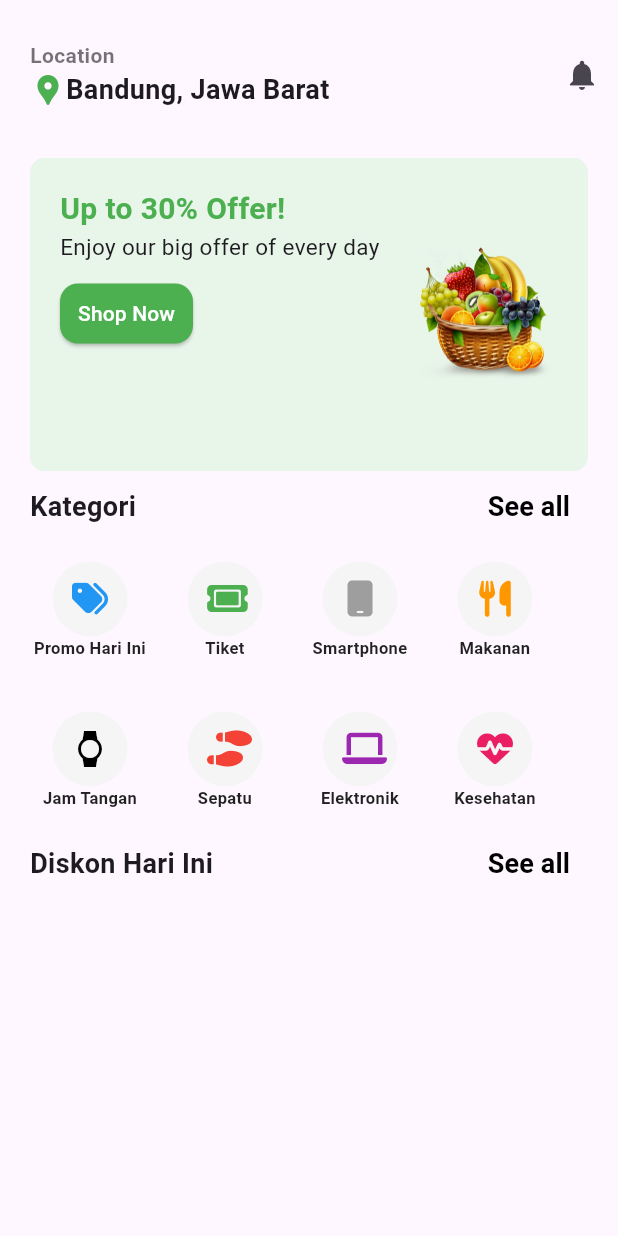
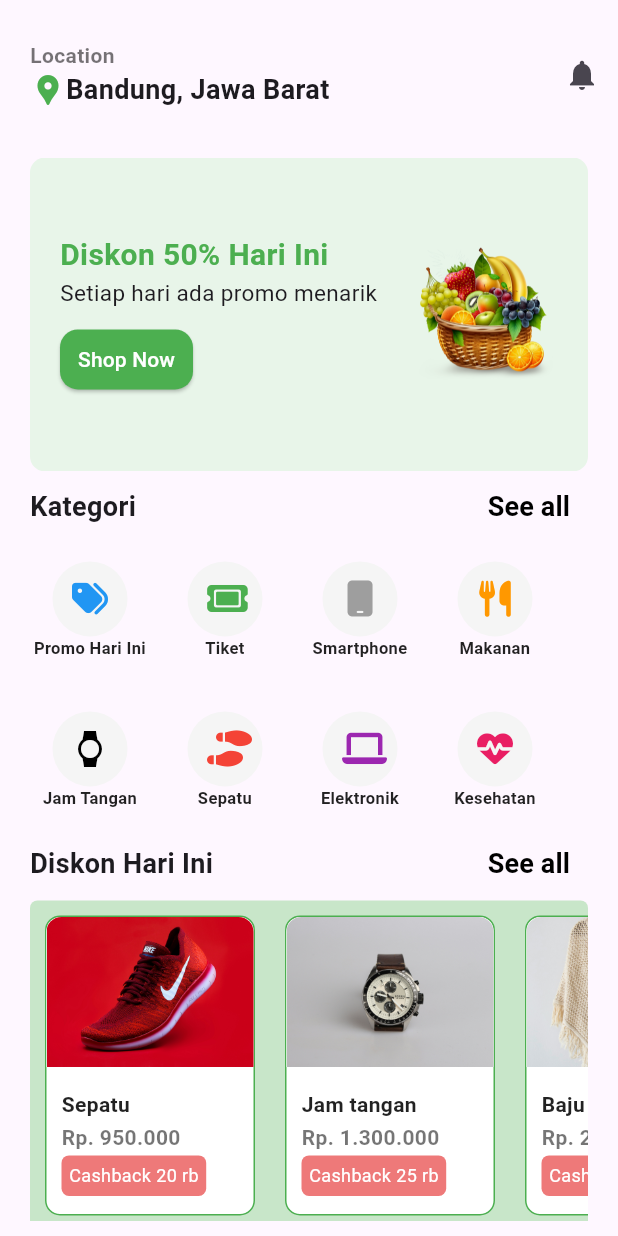
Before and after one commit to kemalcrisannaufal/dashboard-e-commerce-mobile, a Flutter app: the screen it shows after launch, on a phone screen of 412 x 824 dp. Run offline on Flutter 3.47's test engine with Material 3 defaults, Android fonts, the phone set to English and light mode, and no system bars; drawn by our look-alikes of carousel_slider; our stand-ins replace font_awesome_flutter, get.

Commit message:
Fix Card Discount

```diff
--- /dev/null
+++ b/lib/app/data/produk.dart
@@ -0,0 +1,25 @@
+abstract class Produk {
+  static final imagePath = [
+    'assets/images/sepatu.jpg',
+    'assets/images/jam.jpg',
+    'assets/images/baju.jpg',
+  ];
+
+  static final productName = [
+    'Sepatu',
+    'Jam tangan',
+    'Baju',
+  ];
+
+  static final price = [
+    'Rp. 950.000',
+    'Rp. 1.300.000',
+    'Rp. 250.000',
+  ];
+
+  static final cashback = [
+    20,
+    25,
+    30,
+  ];
+}
--- /dev/null
+++ b/lib/app/modules/home/views/card_discount_view.dart
@@ -0,0 +1,96 @@
+import 'package:flutter/material.dart';
+
+import 'package:get/get.dart';
+
+class CardDiscountView extends GetView {
+  final String image;
+  final String title;
+  final String price;
+  final int cashback;
+
+  const CardDiscountView({
+    required this.image,
+    required this.title,
+    required this.price,
+    required this.cashback,
+  });
+
+  @override
+  Widget build(BuildContext context) {
+    return Container(
+      margin: EdgeInsets.all(10),
+      height: 180,
+      width: 140,
+      decoration: BoxDecoration(
+        color: Colors.white,
+        border: Border.all(
+          color: Colors.green,
+        ),
+        borderRadius: BorderRadius.circular(10),
+      ),
+      child: Column(
+        crossAxisAlignment: CrossAxisAlignment.start,
+        mainAxisAlignment: MainAxisAlignment.start,
+        children: [
+          Container(
+            height: 100,
+            width: double.infinity,
+            decoration: BoxDecoration(
+              color: Colors.white,
+              borderRadius: BorderRadius.only(
+                topLeft: Radius.circular(10),
+                topRight: Radius.circular(10),
+              ),
+            ),
+            child: ClipRRect(
+              borderRadius: BorderRadius.only(
+                topLeft: Radius.circular(10),
+                topRight: Radius.circular(10),
+              ),
+              child: Image.asset(
+                image,
+                fit: BoxFit.cover,
+              ),
+            ),
+          ),
+          SizedBox(height: 10),
+          Padding(
+            padding: EdgeInsets.symmetric(horizontal: 10, vertical: 5),
+            child: Column(
+              crossAxisAlignment: CrossAxisAlignment.start,
+              children: [
+                Text(
+                  title,
+                  style: TextStyle(
+                      color: Colors.black87, fontWeight: FontWeight.w600),
+                ),
+                SizedBox(height: 2),
+                Text(
+                  price,
+                  style: TextStyle(
+                      color: Colors.black54, fontWeight: FontWeight.w600),
+                ),
+                SizedBox(height: 2),
+                Container(
+                  padding: EdgeInsets.all(5),
+                  decoration: BoxDecoration(
+                    borderRadius: BorderRadius.circular(5),
+                    color: const Color.fromARGB(255, 238, 121, 121),
+                  ),
+                  child: Text(
+                    "Cashback " + cashback.toString() + " rb",
+                    style: TextStyle(
+                      color: Colors.white,
+                      fontSize: 12,
+                      fontWeight: FontWeight.w400,
+                    ),
+                  ),
+                )
+              ],
+            ),
+          )
+        ],
+      ),
+    );
+  }
+}
--- a/lib/app/modules/home/views/carrousel_card_view.dart
+++ b/lib/app/modules/home/views/carrousel_card_view.dart
@@ -19,9 +19,10 @@ class CarrouselCardView extends GetView {
           Expanded(
             child: Column(
               crossAxisAlignment: CrossAxisAlignment.start,
+              mainAxisAlignment: MainAxisAlignment.center,
               children: [
                 Text(
-                  "Up to 30% Offer!",
+                  "Diskon 50% Hari Ini",
                   style: TextStyle(
                     fontSize: 20,
                     color: Colors.green,
@@ -29,7 +30,7 @@ class CarrouselCardView extends GetView {
                   ),
                 ),
                 Text(
-                  "Enjoy our big offer of every day",
+                  "Setiap hari ada promo menarik",
                   style: TextStyle(
                     fontSize: 15,
                   ),
--- a/lib/app/modules/home/views/home_view.dart
+++ b/lib/app/modules/home/views/home_view.dart
@@ -1,11 +1,14 @@
 import 'package:flutter/material.dart';
 import 'package:carousel_slider/carousel_slider.dart';
 import 'package:get/get.dart';
+import 'package:my_tel_u_clone/app/modules/home/views/card_discount_view.dart';
 import 'package:my_tel_u_clone/app/modules/home/views/carrousel_card_view.dart';
 import 'package:my_tel_u_clone/app/modules/home/views/category_menu_view.dart';
 import 'package:my_tel_u_clone/app/modules/home/views/subsection_title_view.dart';
 import 'package:my_tel_u_clone/app/shared/widgets/appbar.dart';
 import 'package:font_awesome_flutter/font_awesome_flutter.dart';
+import '../../../data/produk.dart';
+
 import '../controllers/home_controller.dart';
 
 class HomeView extends GetView<HomeController> {
@@ -91,7 +94,25 @@ class HomeView extends GetView<HomeController> {
                 ),
               ),
               SubsectionTitleView(title: "Diskon Hari Ini", onPressed: () {}),
-
+              Container(
+                height: 220,
+                decoration: BoxDecoration(
+                  color: Colors.green[100],
+                  borderRadius: BorderRadius.circular(5),
+                ),
+                child: ListView.builder(
+                  scrollDirection: Axis.horizontal,
+                  itemCount: Produk.imagePath.length,
+                  itemBuilder: (context, index) {
+                    return CardDiscountView(
+                      image: Produk.imagePath[index],
+                      title: Produk.productName[index],
+                      price: Produk.price[index],
+                      cashback: Produk.cashback[index],
+                    );
+                  },
+                ),
+              ),
             ],
           ),
         ));
```
Also changed, not shown: assets/images/baju.jpg (added), assets/images/jam.jpg (added), assets/images/sepatu.jpg (added), flutter_01.png (added), flutter_02.png (added).
